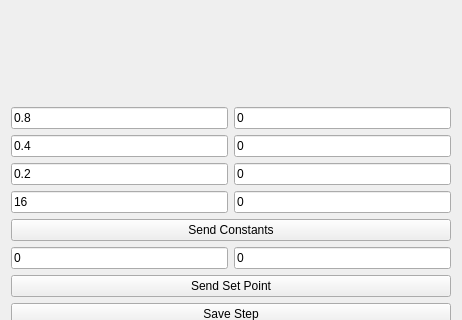
First picture: the form in gui/qtdesigner/BalanceBeamWidget.ui, repository wyattduber/CyDAQ, before the edit; both pictures show x 0 to 462 and y 229 to 549 of the 462 by 649 pixel window.
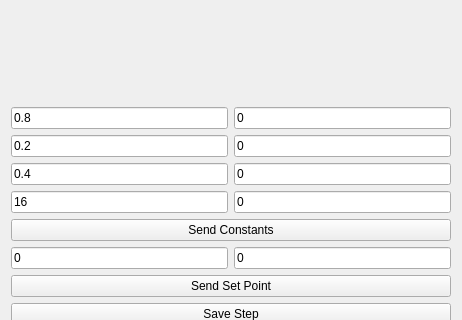
Second picture: the form after the edit. Icons and pictures are not drawn.

```diff
--- a/gui/qtdesigner/BalanceBeamWidget.ui
+++ b/gui/qtdesigner/BalanceBeamWidget.ui
@@ -99,7 +99,7 @@
      <item>
       <widget class="QLineEdit" name="ki_input">
        <property name="text">
-        <string>0.4</string>
+        <string>0.2</string>
        </property>
       </widget>
      </item>
@@ -120,7 +120,7 @@
      <item>
       <widget class="QLineEdit" name="kd_input">
        <property name="text">
-        <string>0.2</string>
+        <string>0.4</string>
        </property>
       </widget>
      </item>
```
